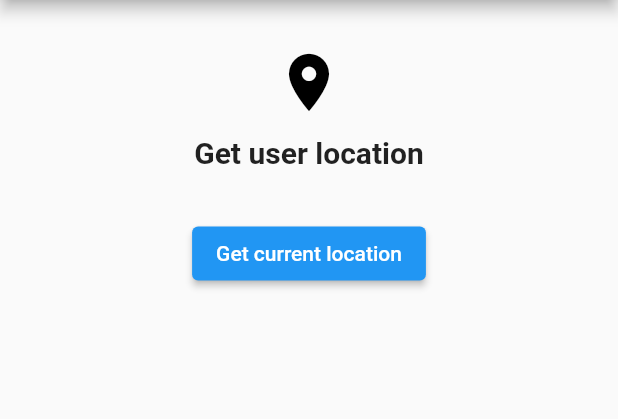
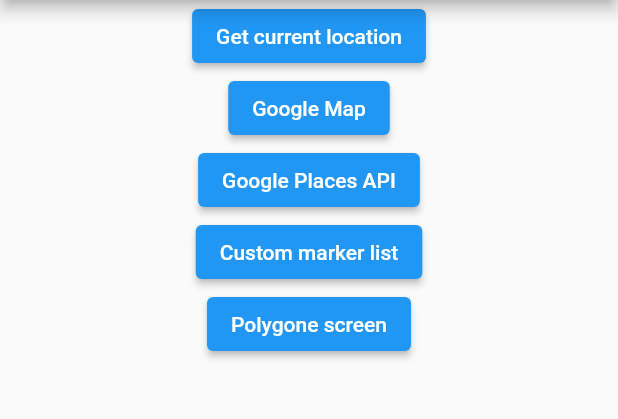
Before and after one commit to VijayHonnegowda/wander, a Flutter app: the screen it shows after launch, on a phone screen of 412 x 824 dp, the part 84-503 px from its top. Run offline on Flutter 3.47's test engine with Material 2 defaults, Android fonts, the phone set to English and light mode, and no system bars; our stand-ins replace geocoding, geolocator, google_maps_flutter, google_places_flutter; missing offline and left inert: custom_info_window.

Commit message:
update location file.

```diff
--- a/lib/location.dart
+++ b/lib/location.dart
@@ -1,20 +1,7 @@
-import 'package:geolocator/geolocator.dart';
 import 'package:wander/constants/app_exports.dart';
 
-class LocationServices extends StatefulWidget {
+class LocationServices extends StatelessWidget {
   const LocationServices({super.key});
-
-  @override
-  State<LocationServices> createState() => _LocationServicesState();
-}
-
-class _LocationServicesState extends State<LocationServices> {
-
-
-  void getCurrentLocation()async{
-    Position position = await Geolocator.getCurrentPosition();
-    print(position);
-  }
 
   @override
   Widget build(BuildContext context) {
@@ -23,23 +10,46 @@
         mainAxisAlignment: MainAxisAlignment.center,
         crossAxisAlignment: CrossAxisAlignment.center,
         children: [
-          const SizedBox(height: 32),
-          const Icon(
-            Icons.location_on,
-            size: 46,
-            color: Colors.black,
-          ),
-          const SizedBox(height: 12),
-          const Text(
-            "Get user location",
-            style: TextStyle(fontSize: 20, fontWeight: FontWeight.bold),
-          ),
-          const SizedBox(height: 32),
           ElevatedButton(
             onPressed: () {
-              getCurrentLocation();
+              Navigator.push(
+                  context,
+                  MaterialPageRoute(
+                      builder: (context) => const AppCurrentLocation()));
             },
             child: const Text("Get current location"),
+          ),
+          ElevatedButton(
+            onPressed: () {
+              Navigator.push(context,
+                  MaterialPageRoute(builder: (context) => const MapLocation()));
+            },
+            child: const Text("Google Map"),
+          ),
+          ElevatedButton(
+            onPressed: () {
+              Navigator.push(
+                  context,
+                  MaterialPageRoute(
+                      builder: (context) => const GooglePlacesApiScreen()));
+            },
+            child: const Text("Google Places API"),
+          ),
+          ElevatedButton(
+            onPressed: () {
+              Navigator.push(context,
+                  MaterialPageRoute(builder: (context) => CustomMarkerInfo()));
+            },
+            child: const Text("Custom marker list"),
+          ),
+          ElevatedButton(
+            onPressed: () {
+              Navigator.push(
+                  context,
+                  MaterialPageRoute(
+                      builder: (context) => const PolyGoneScreen()));
+            },
+            child: const Text("Polygone screen"),
           ),
         ],
       ),
```
